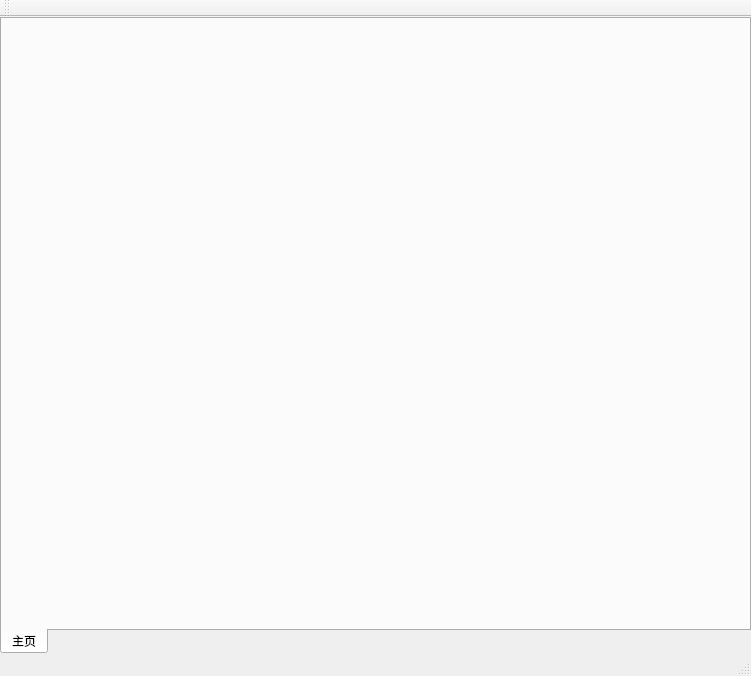
Old version of the form ui/mainwindow.ui in the repository longcp/CarRentalManagement.
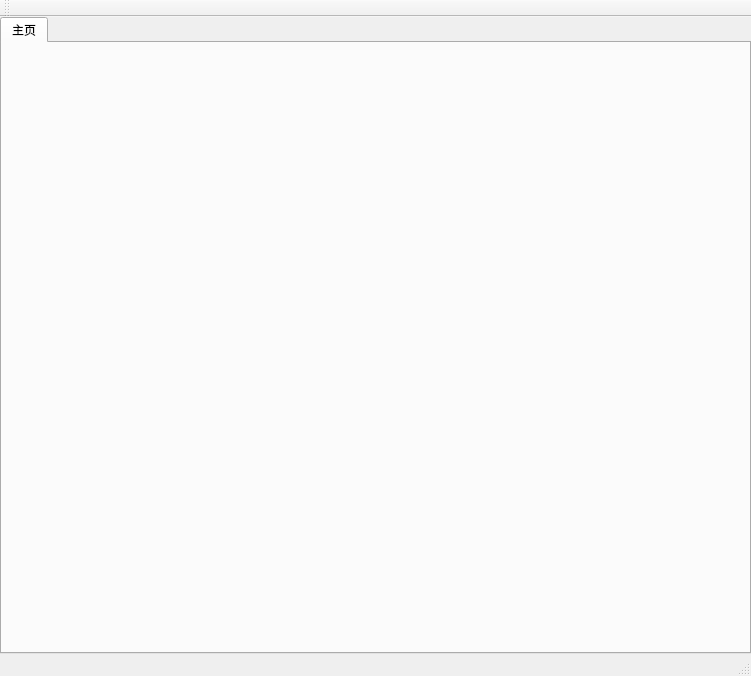
New version of the form. Icons and pictures are not drawn.

Diff of the .ui file:
```diff
--- a/ui/mainwindow.ui
+++ b/ui/mainwindow.ui
@@ -36,7 +36,7 @@
        <string notr="true"/>
       </property>
       <property name="tabPosition">
-       <enum>QTabWidget::South</enum>
+       <enum>QTabWidget::North</enum>
       </property>
       <property name="currentIndex">
        <number>0</number>
```
